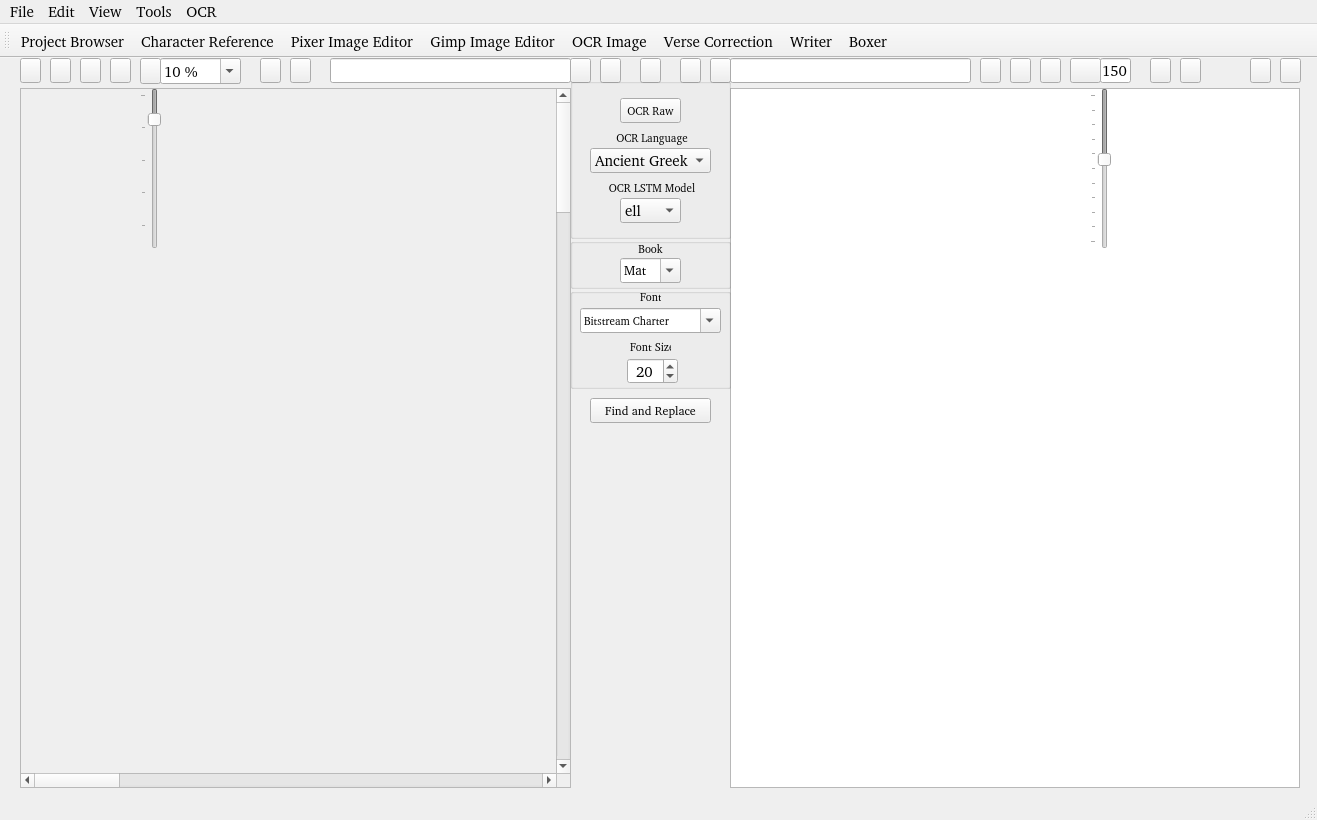
Before: the Qt Designer form Developer/QtDesignerUI/MyScannerUI.ui in preachermax/BiblionOCR, drawn with Qt 5.
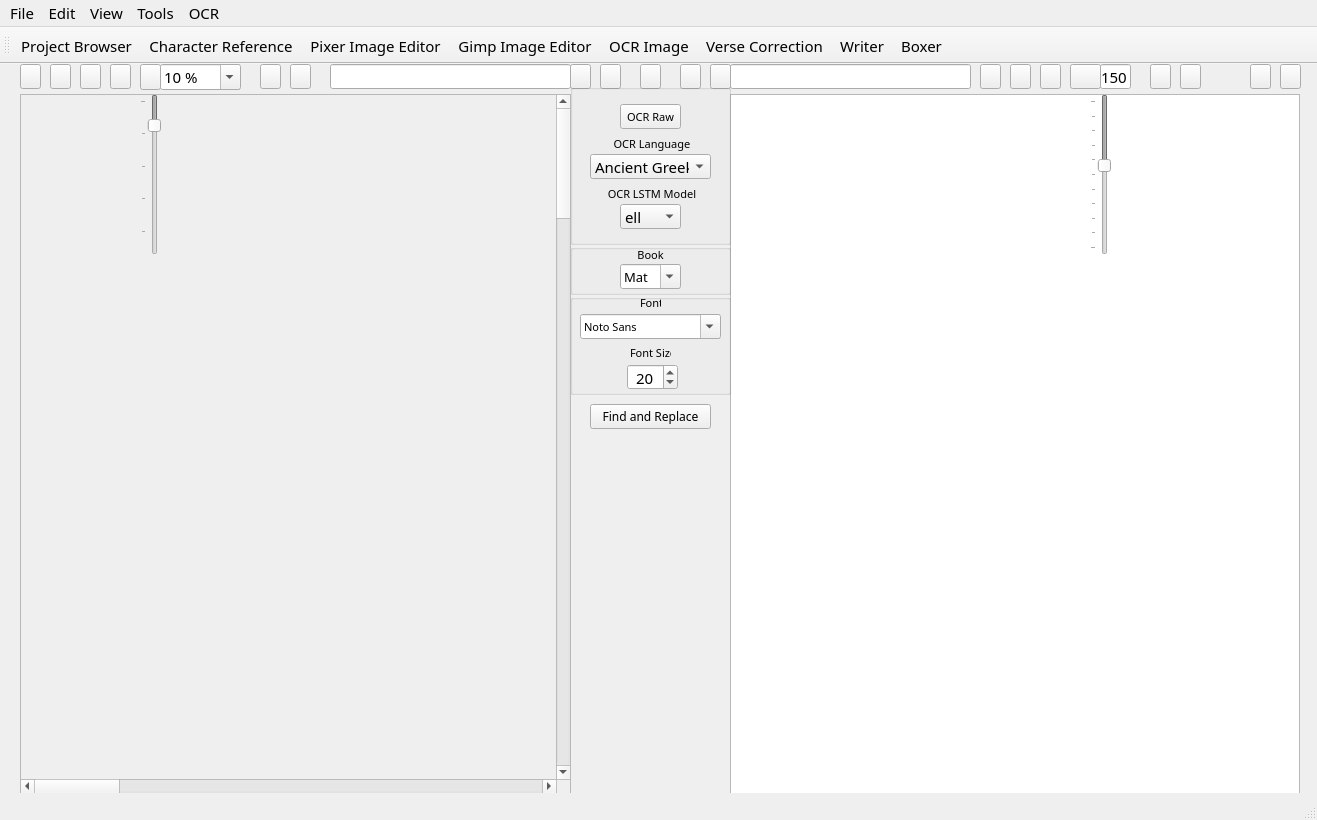
After: the same form once the commit is applied. Icons and pictures are not drawn.

Commit message: fix(gui): bind chr reference and standardize FROMVS ui font

Diff of the .ui file:
```diff
--- a/Developer/QtDesignerUI/MyScannerUI.ui
+++ b/Developer/QtDesignerUI/MyScannerUI.ui
@@ -18,7 +18,7 @@
   </property>
   <property name="font">
    <font>
-    <family>FROMVS [MAXR]</family>
+    <family>FROMVS</family>
     <pointsize>11</pointsize>
     <weight>50</weight>
     <italic>false</italic>
@@ -149,7 +149,7 @@
     </property>
     <property name="font">
      <font>
-      <family>FROMVS [MAXR]</family>
+      <family>FROMVS</family>
       <pointsize>8</pointsize>
       <weight>50</weight>
       <italic>false</italic>
@@ -211,7 +211,7 @@
     </property>
     <property name="font">
      <font>
-      <family>FROMVS [MAXR]</family>
+      <family>FROMVS</family>
       <pointsize>8</pointsize>
       <weight>50</weight>
       <italic>false</italic>
@@ -240,7 +240,7 @@
     </property>
     <property name="font">
      <font>
-      <family>FROMVS [MAXR]</family>
+      <family>FROMVS</family>
       <pointsize>8</pointsize>
       <weight>50</weight>
       <italic>false</italic>
@@ -269,7 +269,7 @@
     </property>
     <property name="font">
      <font>
-      <family>FROMVS [MAXR]</family>
+      <family>FROMVS</family>
       <pointsize>8</pointsize>
       <weight>50</weight>
       <italic>false</italic>
@@ -304,7 +304,7 @@
     </property>
     <property name="font">
      <font>
-      <family>FROMVS [MAXR]</family>
+      <family>FROMVS</family>
       <pointsize>8</pointsize>
       <weight>50</weight>
       <italic>false</italic>
@@ -406,7 +406,7 @@
     </property>
     <property name="font">
      <font>
-      <family>FROMVS [MAXR]</family>
+      <family>FROMVS</family>
       <pointsize>8</pointsize>
       <weight>50</weight>
       <italic>false</italic>
@@ -558,7 +558,7 @@
     </property>
     <property name="font">
      <font>
-      <family>FROMVS [MAXR]</family>
+      <family>FROMVS</family>
       <pointsize>8</pointsize>
       <weight>50</weight>
       <italic>false</italic>
@@ -643,7 +643,7 @@
      </property>
      <property name="font">
       <font>
-       <family>FROMVS [MAXR]</family>
+       <family>FROMVS</family>
        <pointsize>8</pointsize>
        <weight>50</weight>
        <italic>false</italic>
@@ -668,7 +668,7 @@
      </property>
      <property name="font">
       <font>
-       <family>FROMVS [MAXR]</family>
+       <family>FROMVS</family>
        <pointsize>8</pointsize>
        <weight>50</weight>
        <italic>false</italic>
@@ -750,7 +750,7 @@
      </property>
      <property name="font">
       <font>
-       <family>FROMVS [MAXR]</family>
+       <family>FROMVS</family>
        <pointsize>8</pointsize>
        <weight>50</weight>
        <italic>false</italic>
@@ -827,7 +827,7 @@
      </property>
      <property name="font">
       <font>
-       <family>FROMVS [MAXR]</family>
+       <family>FROMVS</family>
        <pointsize>10</pointsize>
        <weight>50</weight>
        <italic>false</italic>
@@ -1000,7 +1000,7 @@
      </property>
      <property name="font">
       <font>
-       <family>FROMVS [MAXR]</family>
+       <family>FROMVS</family>
        <pointsize>8</pointsize>
        <weight>50</weight>
        <italic>false</italic>
@@ -1022,7 +1022,7 @@
      </property>
      <property name="font">
       <font>
-       <family>FROMVS [MAXR]</family>
+       <family>FROMVS</family>
        <pointsize>8</pointsize>
        <weight>50</weight>
        <italic>false</italic>
@@ -1098,7 +1098,7 @@
     </property>
     <property name="font">
      <font>
-      <family>FROMVS [MAXR]</family>
+      <family>FROMVS</family>
       <pointsize>11</pointsize>
       <weight>50</weight>
       <italic>false</italic>
@@ -1160,7 +1160,7 @@
     </property>
     <property name="font">
      <font>
-      <family>FROMVS [MAXR]</family>
+      <family>FROMVS</family>
       <pointsize>8</pointsize>
       <weight>50</weight>
       <italic>false</italic>
@@ -1263,7 +1263,7 @@
     </property>
     <property name="font">
      <font>
-      <family>FROMVS [MAXR]</family>
+      <family>FROMVS</family>
       <pointsize>8</pointsize>
       <weight>50</weight>
       <italic>false</italic>
@@ -1355,7 +1355,7 @@
     </property>
     <property name="font">
      <font>
-      <family>FROMVS [MAXR]</family>
+      <family>FROMVS</family>
       <pointsize>9</pointsize>
       <weight>50</weight>
       <italic>false</italic>
@@ -1400,7 +1400,7 @@
    <widget class="QMenu" name="menuFile">
     <property name="font">
      <font>
-      <family>FROMVS [MAXR]</family>
+      <family>FROMVS</family>
       <pointsize>11</pointsize>
       <weight>50</weight>
       <italic>false</italic>
@@ -1439,7 +1439,7 @@
    <widget class="QMenu" name="menuTools">
     <property name="font">
      <font>
-      <family>FROMVS [MAXR]</family>
+      <family>FROMVS</family>
       <pointsize>11</pointsize>
       <weight>50</weight>
       <italic>false</italic>
@@ -2543,7 +2543,7 @@
    </property>
    <property name="font">
     <font>
-     <family>FROMVS [MAXR]</family>
+     <family>FROMVS</family>
     </font>
    </property>
   </action>
```
The commit also changes 39 other files.
